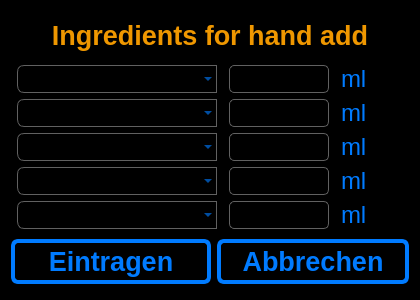
Above: ui_elements/handadds.ui from AndreWohnsland/CocktailBerry before the change. Below: the same form after it.
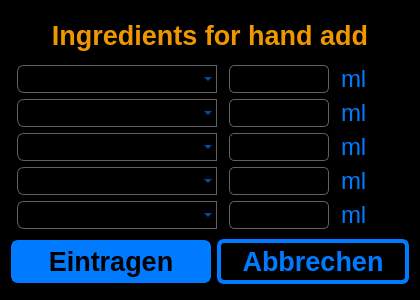
That is the form after the change. Custom widgets are drawn as their Qt base class.

What changed in the file:
```diff
--- a/ui_elements/handadds.ui
+++ b/ui_elements/handadds.ui
@@ -76,6 +76,24 @@
 
 #LHeader, #LEHandadd1, #LEHandadd2, #LEHandadd3, #LEHandadd4, #LEHandadd5 {
 	color: rgb(239, 151, 0);
+}
+
+/* Inverted button style */
+#PBEintragen {
+	background-color: rgb(0, 123, 255);  
+	color: rgb(0, 0, 0);
+    border-width: 3px;
+	border-color: rgb(0, 123, 255);
+	border-style: solid;
+	border-radius: 7;
+	padding: 3px;
+	padding-left: 5px;
+	padding-right: 5px;
+}
+
+#PBEintragen:pressed {
+	background-color: rgb(239, 151, 0);	
+	border-color: rgb(239, 151, 0);	
 }</string>
   </property>
   <property name="modal">
```
